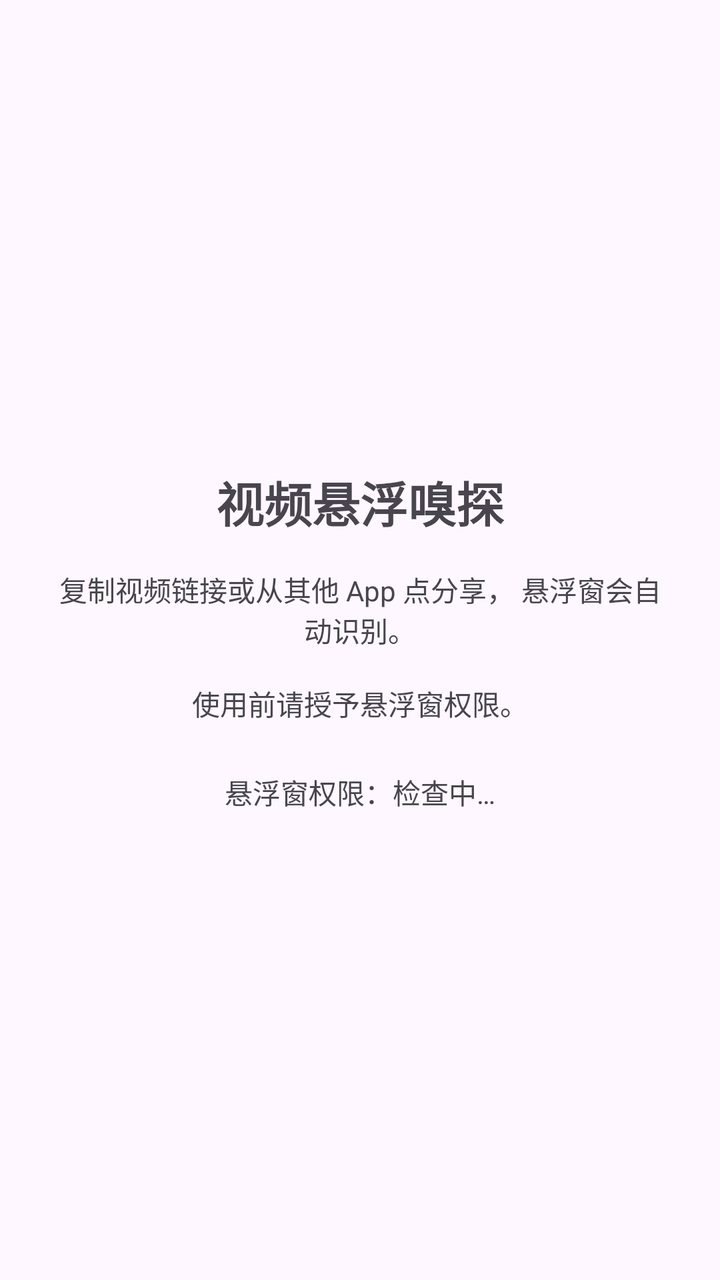
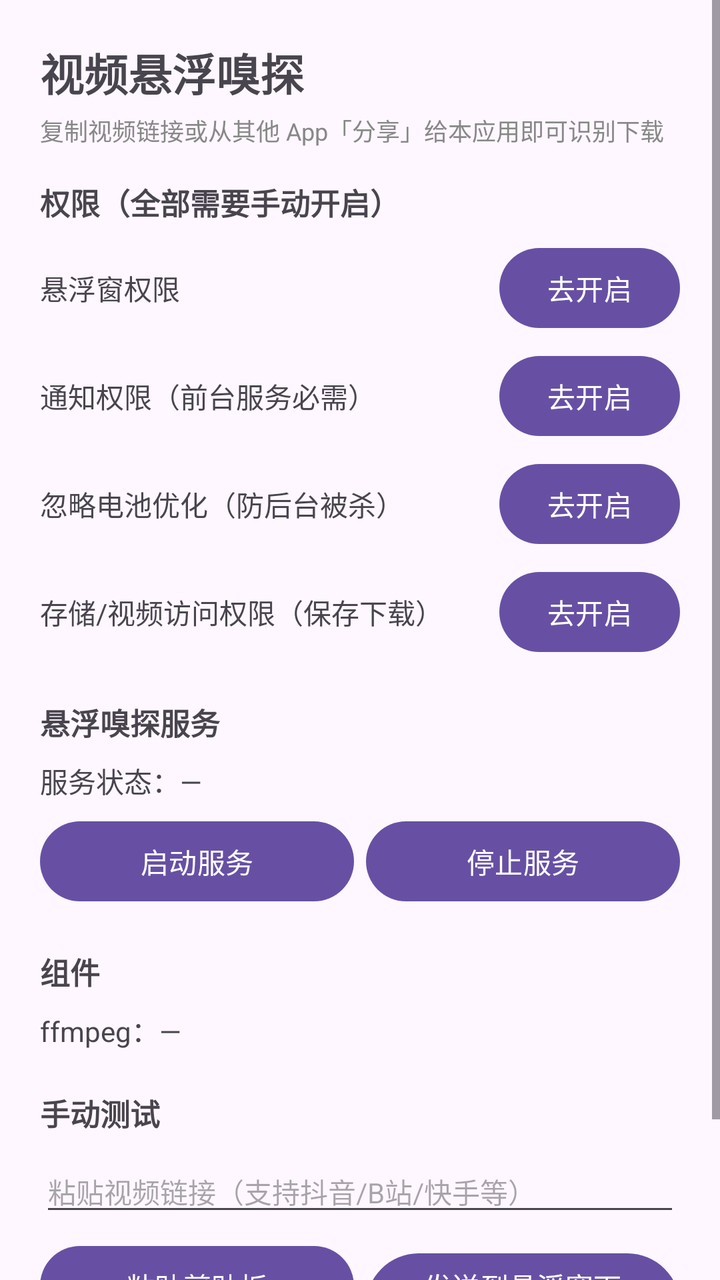

Two renders of the same Android screen: before a commit and after it. Below are the layout's source before the change and the commit's diff.
<!-- AndroidManifest.xml: application theme Theme.VideoSniffer -->
<!-- res/layout/activity_main.xml -->
<?xml version="1.0" encoding="utf-8"?>
<LinearLayout xmlns:android="http://schemas.android.com/apk/res/android"
    android:layout_width="match_parent"
    android:layout_height="match_parent"
    android:orientation="vertical"
    android:gravity="center"
    android:padding="24dp">

    <TextView
        android:layout_width="wrap_content"
        android:layout_height="wrap_content"
        android:text="视频悬浮嗅探"
        android:textSize="24sp"
        android:textStyle="bold"
        android:layout_marginBottom="16dp" />

    <TextView
        android:layout_width="wrap_content"
        android:layout_height="wrap_content"
        android:text="@string/main_hint"
        android:textSize="14sp"
        android:gravity="center"
        android:layout_marginBottom="24dp" />

    <TextView
        android:id="@+id/permission_status"
        android:layout_width="wrap_content"
        android:layout_height="wrap_content"
        android:text="悬浮窗权限：检查中…"
        android:textSize="14sp" />

</LinearLayout>
<!-- resources referenced by this layout -->
<resources>
  <string name="main_hint">复制视频链接或从其他 App 点分享，
          悬浮窗会自动识别。\n\n使用前请授予悬浮窗权限。</string>
  <style name="Theme.VideoSniffer" parent="Theme.Material3.DayNight">
          <item name="android:windowActionBar">false</item>
          <item name="android:windowNoTitle">true</item>
      </style>
</resources>

<!-- the commit's change to res/layout/activity_main.xml (unified diff, before → after) -->
@@ -1,32 +1,224 @@
 <?xml version="1.0" encoding="utf-8"?>
-<LinearLayout xmlns:android="http://schemas.android.com/apk/res/android"
+<ScrollView xmlns:android="http://schemas.android.com/apk/res/android"
     android:layout_width="match_parent"
     android:layout_height="match_parent"
-    android:orientation="vertical"
-    android:gravity="center"
-    android:padding="24dp">
-
-    <TextView
-        android:layout_width="wrap_content"
+    android:fillViewport="true">
+
+    <LinearLayout
+        android:layout_width="match_parent"
         android:layout_height="wrap_content"
-        android:text="视频悬浮嗅探"
-        android:textSize="24sp"
-        android:textStyle="bold"
-        android:layout_marginBottom="16dp" />
-
-    <TextView
-        android:layout_width="wrap_content"
-        android:layout_height="wrap_content"
-        android:text="@string/main_hint"
-        android:textSize="14sp"
-        android:gravity="center"
-        android:layout_marginBottom="24dp" />
-
-    <TextView
-        android:id="@+id/permission_status"
-        android:layout_width="wrap_content"
-        android:layout_height="wrap_content"
-        android:text="悬浮窗权限：检查中…"
-        android:textSize="14sp" />
-
-</LinearLayout>
+        android:orientation="vertical"
+        android:padding="20dp">
+
+        <TextView
+            android:layout_width="wrap_content"
+            android:layout_height="wrap_content"
+            android:text="视频悬浮嗅探"
+            android:textSize="22sp"
+            android:textStyle="bold"
+            android:layout_marginBottom="4dp" />
+
+        <TextView
+            android:layout_width="wrap_content"
+            android:layout_height="wrap_content"
+            android:text="复制视频链接或从其他 App「分享」给本应用即可识别下载"
+            android:textSize="12sp"
+            android:textColor="#888888"
+            android:layout_marginBottom="16dp" />
+
+        
+        <TextView
+            android:layout_width="wrap_content"
+            android:layout_height="wrap_content"
+            android:text="权限（全部需要手动开启）"
+            android:textSize="15sp"
+            android:textStyle="bold"
+            android:layout_marginBottom="8dp" />
+
+        
+        <LinearLayout
+            android:layout_width="match_parent"
+            android:layout_height="wrap_content"
+            android:orientation="horizontal"
+            android:gravity="center_vertical"
+            android:layout_marginBottom="6dp">
+            <TextView
+                android:id="@+id/status_overlay"
+                android:layout_width="0dp"
+                android:layout_weight="1"
+                android:layout_height="wrap_content"
+                android:text="悬浮窗权限"
+                android:textSize="14sp" />
+            <Button
+                android:id="@+id/btn_overlay"
+                android:layout_width="wrap_content"
+                android:layout_height="wrap_content"
+                android:text="去开启" />
+        </LinearLayout>
+
+        
+        <LinearLayout
+            android:layout_width="match_parent"
+            android:layout_height="wrap_content"
+            android:orientation="horizontal"
+            android:gravity="center_vertical"
+            android:layout_marginBottom="6dp">
+            <TextView
+                android:id="@+id/status_notify"
+                android:layout_width="0dp"
+                android:layout_weight="1"
+                android:layout_height="wrap_content"
+                android:text="通知权限（前台服务必需）"
+                android:textSize="14sp" />
+            <Button
+                android:id="@+id/btn_notify"
+                android:layout_width="wrap_content"
+                android:layout_height="wrap_content"
+                android:text="去开启" />
+        </LinearLayout>
+
+        
+        <LinearLayout
+            android:layout_width="match_parent"
+            android:layout_height="wrap_content"
+            android:orientation="horizontal"
+            android:gravity="center_vertical"
+            android:layout_marginBottom="6dp">
+            <TextView
+                android:id="@+id/status_battery"
+                android:layout_width="0dp"
+                android:layout_weight="1"
+                android:layout_height="wrap_content"
+                android:text="忽略电池优化（防后台被杀）"
+                android:textSize="14sp" />
+            <Button
+                android:id="@+id/btn_battery"
+                android:layout_width="wrap_content"
+                android:layout_height="wrap_content"
+                android:text="去开启" />
+        </LinearLayout>
+
+        
+        <LinearLayout
+            android:layout_width="match_parent"
+            android:layout_height="wrap_content"
+            android:orientation="horizontal"
+            android:gravity="center_vertical"
+            android:layout_marginBottom="6dp">
+            <TextView
+                android:id="@+id/status_storage"
+                android:layout_width="0dp"
+                android:layout_weight="1"
+                android:layout_height="wrap_content"
+                android:text="存储/视频访问权限（保存下载）"
+                android:textSize="14sp" />
+            <Button
+                android:id="@+id/btn_storage"
+                android:layout_width="wrap_content"
+                android:layout_height="wrap_content"
+                android:text="去开启" />
+        </LinearLayout>
+
+        
+        <TextView
+            android:layout_width="wrap_content"
+            android:layout_height="wrap_content"
+            android:text="悬浮嗅探服务"
+            android:textSize="15sp"
+            android:textStyle="bold"
+            android:layout_marginTop="14dp"
+            android:layout_marginBottom="8dp" />
+
+        <TextView
+            android:id="@+id/status_service"
+            android:layout_width="match_parent"
+            android:layout_height="wrap_content"
+            android:text="服务状态：—"
+            android:textSize="14sp"
+            android:layout_marginBottom="6dp" />
+
+        <LinearLayout
+            android:layout_width="match_parent"
+            android:layout_height="wrap_content"
+            android:orientation="horizontal"
+            android:layout_marginBottom="6dp">
+            <Button
+                android:id="@+id/btn_service_start"
+                android:layout_width="0dp"
+                android:layout_weight="1"
+                android:layout_height="wrap_content"
+                android:text="启动服务"
+                android:layout_marginEnd="6dp" />
+            <Button
+                android:id="@+id/btn_service_stop"
+                android:layout_width="0dp"
+                android:layout_weight="1"
+                android:layout_height="wrap_content"
+                android:text="停止服务" />
+        </LinearLayout>
+
+        
+        <TextView
+            android:layout_width="wrap_content"
+            android:layout_height="wrap_content"
+            android:text="组件"
+            android:textSize="15sp"
+            android:textStyle="bold"
+            android:layout_marginTop="14dp"
+            android:layout_marginBottom="8dp" />
+
+        <TextView
+            android:id="@+id/status_ffmpeg"
+            android:layout_width="match_parent"
+            android:layout_height="wrap_content"
+            android:text="ffmpeg：—"
+            android:textSize="14sp"
+            android:layout_marginBottom="6dp" />
+
+        
+        <TextView
+            android:layout_width="wrap_content"
+            android:layout_height="wrap_content"
+            android:text="手动测试"
+            android:textSize="15sp"
+            android:textStyle="bold"
+            android:layout_marginTop="14dp"
+            android:layout_marginBottom="8dp" />
+
+        <EditText
+            android:id="@+id/input_url"
+            android:layout_width="match_parent"
+            android:layout_height="wrap_content"
+            android:hint="粘贴视频链接（支持抖音/B站/快手等）"
+            android:textSize="14sp"
+            android:layout_marginBottom="6dp" />
+
+        <LinearLayout
+            android:layout_width="match_parent"
+            android:layout_height="wrap_content"
+            android:orientation="horizontal"
+            android:layout_marginBottom="6dp">
+            <Button
+                android:id="@+id/btn_paste"
+                android:layout_width="0dp"
+                android:layout_weight="1"
+                android:layout_height="wrap_content"
+                android:text="粘贴剪贴板"
+                android:layout_marginEnd="6dp" />
+            <Button
+                android:id="@+id/btn_send"
+                android:layout_width="0dp"
+                android:layout_weight="1"
+                android:layout_height="wrap_content"
+                android:text="发送到悬浮窗下载" />
+        </LinearLayout>
+
+        <TextView
+            android:id="@+id/main_hint"
+            android:layout_width="match_parent"
+            android:layout_height="wrap_content"
+            android:textSize="12sp"
+            android:textColor="#888888"
+            android:layout_marginTop="10dp" />
+    </LinearLayout>
+</ScrollView>
<!-- resource entries referenced after the edit -->
@@ -1,7 +1,5 @@
 <!-- resources referenced by this layout -->
 <resources>
-  <string name="main_hint">复制视频链接或从其他 App 点分享，
-          悬浮窗会自动识别。\n\n使用前请授予悬浮窗权限。</string>
   <style name="Theme.VideoSniffer" parent="Theme.Material3.DayNight">
           <item name="android:windowActionBar">false</item>
           <item name="android:windowNoTitle">true</item>
